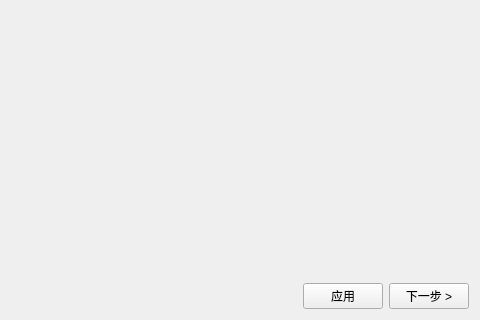
jamesbee/stu-inter-sys, file issue_editor.ui: the form before one commit; both pictures show x 244 to 724 and y 227 to 547 of the 724 by 547 pixel window.
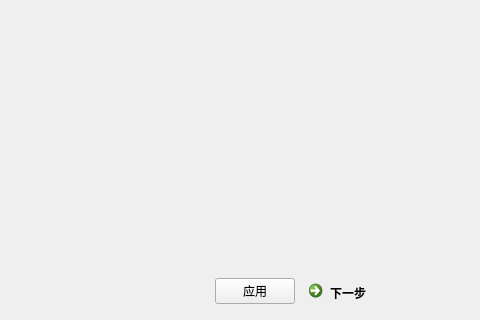
The form after the commit.

Commit message: 完成了 stuEditor 页面，增加了 inter、issue、stu、stutable 四个委托，完成初步功能。

Diff of the .ui file:
```diff
--- a/issue_editor.ui
+++ b/issue_editor.ui
@@ -171,9 +171,15 @@
       </widget>
      </item>
      <item>
-      <widget class="QPushButton" name="pushButton">
+      <widget class="QCommandLinkButton" name="btn_nextTab">
+       <property name="maximumSize">
+        <size>
+         <width>168</width>
+         <height>36</height>
+        </size>
+       </property>
        <property name="text">
-        <string>下一步 &gt;</string>
+        <string>下一步</string>
        </property>
       </widget>
      </item>
```
Left out of the diff: 6 changed lines with no effect on the pictures. The commit also changes 16 other files.
